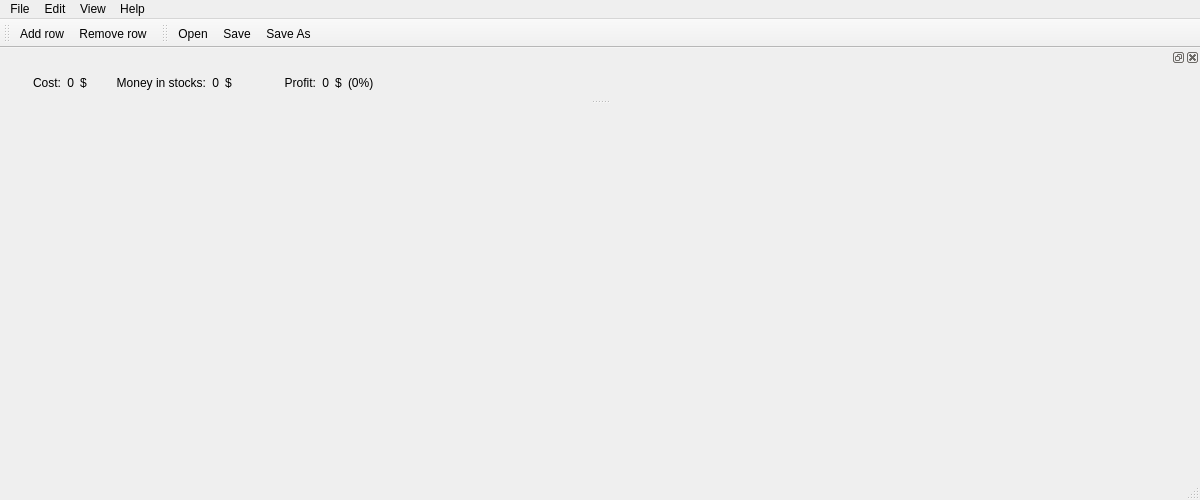
Old version of the form mainwindow.ui in the repository zk4x/InvestmentTrackingApp.
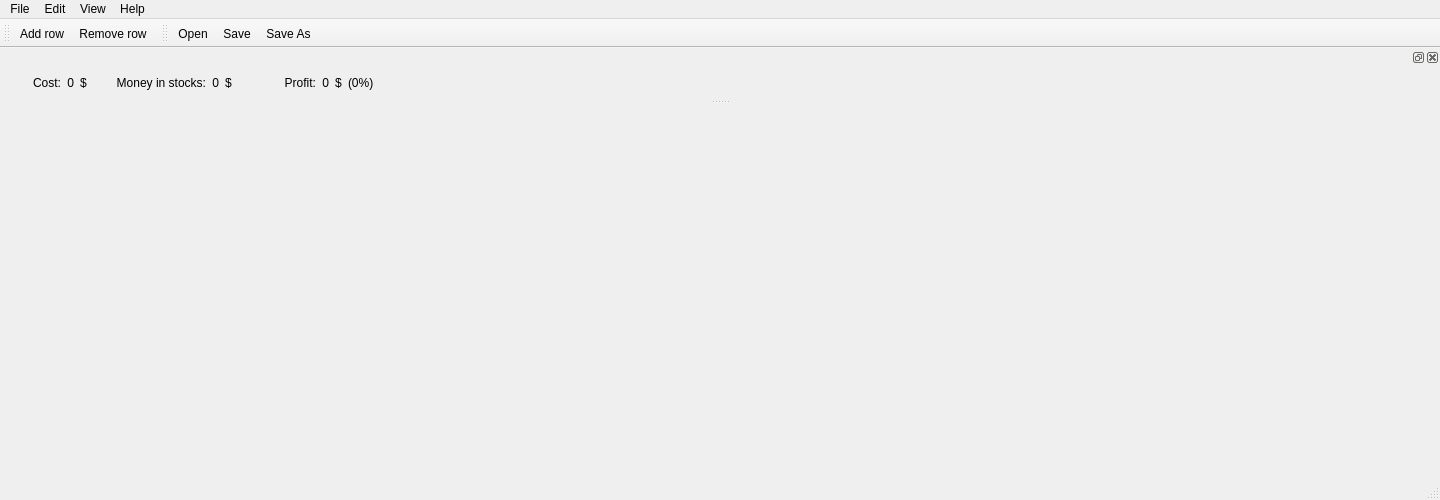
New version of the form. Icons and pictures are not drawn.

Commit message: Default window size 1440x500 so the full table fits

Diff of the .ui file:
```diff
--- a/mainwindow.ui
+++ b/mainwindow.ui
@@ -6,7 +6,7 @@
    <rect>
     <x>0</x>
     <y>0</y>
-    <width>1200</width>
+    <width>1440</width>
     <height>500</height>
    </rect>
   </property>
```
The commit also changes 1 other file.
